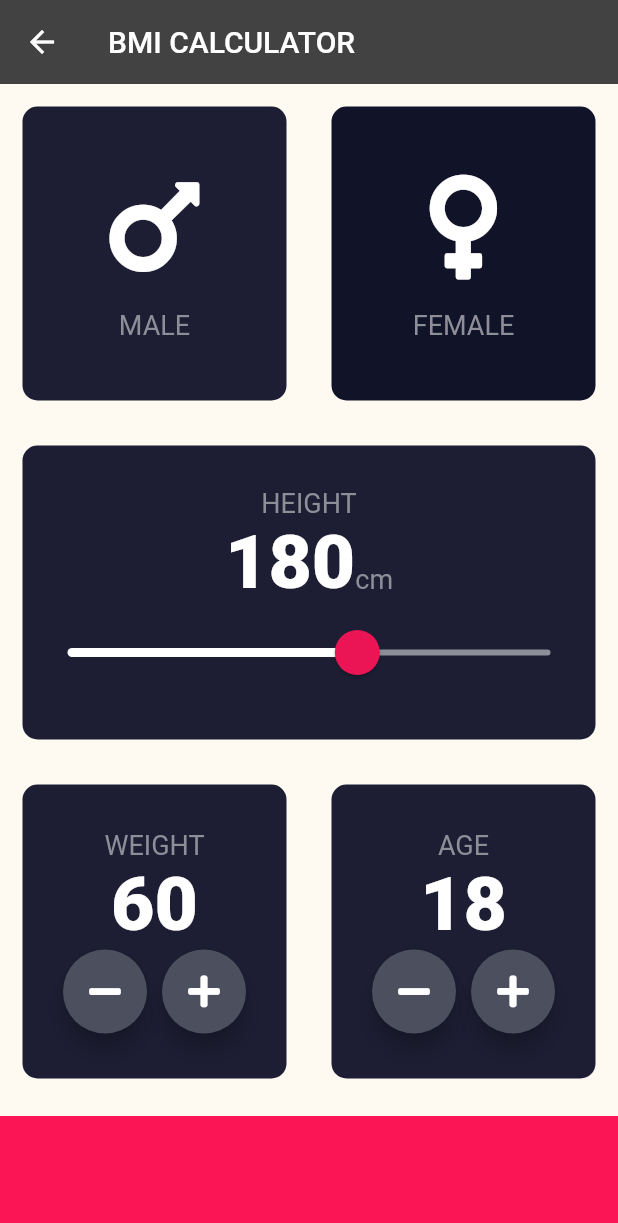
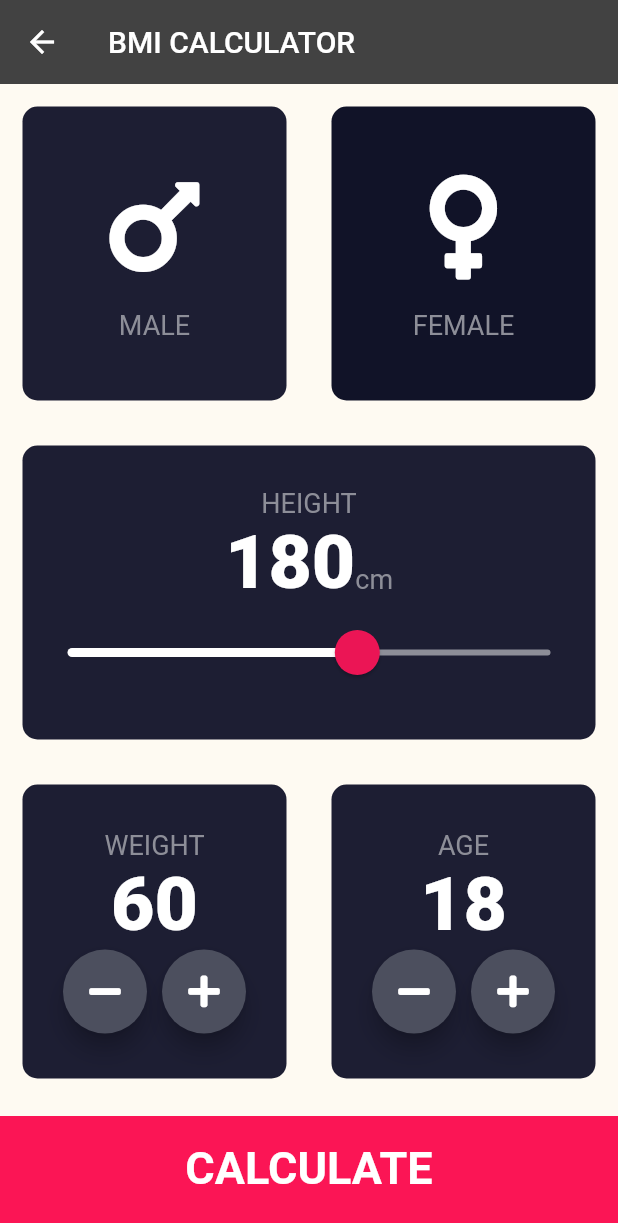
Before and after one commit to Mum1111/flutter_learn, a Flutter app: the Bmi screen opened by its route, on a phone screen of 412 x 824 dp. Shown: the top 1223 px of the screen. Run offline on Flutter 3.47's test engine with Material 2 defaults, Android fonts, the light colour scheme and no system bars; our stand-ins replace audioplayers, font_awesome_flutter, rflutter_alert.

Commit message:
feat: 完成bmi计算器的开发

```diff
--- a/lib/constant/constant.dart
+++ b/lib/constant/constant.dart
@@ -7,3 +7,9 @@ const bottomContainerColor = Color(0xFFFB1555);
 
 const labelTextStyle = TextStyle(fontSize: 18.0, color: Color(0xff8d8e98));
 const numberTextStyle = TextStyle(fontSize: 50.0, fontWeight: FontWeight.w900);
+const buttonTextStyle = TextStyle(fontSize: 30.0, fontWeight: FontWeight.bold);
+const titleTextStyle = TextStyle(fontSize: 50.0, fontWeight: FontWeight.bold);
+const resultTextStyle = TextStyle(
+    color: Color(0xff24d876), fontSize: 50.0, fontWeight: FontWeight.bold);
+const scoreTextStyle = TextStyle(fontSize: 100.0, fontWeight: FontWeight.bold);
+const introTextStyle = TextStyle(fontSize: 18.0);
--- a/lib/pages/bmi.dart
+++ b/lib/pages/bmi.dart
@@ -1,9 +1,13 @@
 import 'package:flutter/material.dart';
 import 'package:flutter_learn/constant/constant.dart';
+import 'package:flutter_learn/pages/bmi_detail.dart';
+import 'package:flutter_learn/utils/calculator_brain.dart';
 import 'package:flutter_learn/widget/icon_content.dart';
 import 'package:font_awesome_flutter/font_awesome_flutter.dart';
 
+import '../widget/bottom_button.dart';
 import '../widget/reusable_card.dart';
+import '../widget/round_icon_button.dart';
 
 enum Gender { male, female }
 
@@ -198,37 +202,22 @@ class _BmiState extends State<Bmi> {
               ],
             ),
           ),
-          Container(
-            color: const Color(0xFFFB1555),
-            margin: const EdgeInsets.only(top: 10.0),
-            width: double.infinity,
-            height: bottomContainerHeight,
-          )
+          BottomButton(
+              buttonText: 'CALCULATE',
+              onTap: () {
+                CalculatorBrain cal =
+                    CalculatorBrain(height: height, weight: weight);
+                // "bmi_detail": (context) => const BmiDetail(bmi: '',),
+                Navigator.push(
+                    context,
+                    MaterialPageRoute(
+                        builder: (context) => BmiDetail(
+                            bmi: cal.calculateBMI(),
+                            bmiResult: cal.getResult(),
+                            bmiResultIntro: cal.getResultIntro())));
+              })
         ],
       ),
     );
   }
 }
-
-class RoundIconButton extends StatelessWidget {
-  const RoundIconButton(
-      {super.key, required this.icon, required this.onPressed});
-
-  final IconData icon;
-  final VoidCallback onPressed;
-
-  @override
-  Widget build(BuildContext context) {
-    return RawMaterialButton(
-      onPressed: onPressed,
-      shape: const CircleBorder(),
-      fillColor: const Color(0xff4c4f5e),
-      elevation: 6.0,
-      constraints: const BoxConstraints.tightFor(
-        width: 56.0,
-        height: 56.0,
-      ),
-      child: Icon(icon),
-    );
-  }
-}
--- /dev/null
+++ b/lib/widget/bottom_button.dart
@@ -0,0 +1,32 @@
+import 'package:flutter/material.dart';
+
+import '../constant/constant.dart';
+
+class BottomButton extends StatelessWidget {
+  const BottomButton(
+      {super.key, required this.buttonText, required this.onTap});
+
+  final String buttonText;
+  final VoidCallback onTap;
+
+  @override
+  Widget build(BuildContext context) {
+    return GestureDetector(
+      onTap: onTap,
+      child: Container(
+        color: const Color(0xFFFB1555),
+        margin: const EdgeInsets.only(top: 10.0),
+        width: double.infinity,
+        height: bottomContainerHeight,
+        child: Padding(
+          padding: const EdgeInsets.only(bottom: 10.0),
+          child: Center(
+              child: Text(
+            buttonText,
+            style: buttonTextStyle,
+          )),
+        ),
+      ),
+    );
+  }
+}
--- /dev/null
+++ b/lib/widget/round_icon_button.dart
@@ -0,0 +1,24 @@
+import 'package:flutter/material.dart';
+
+class RoundIconButton extends StatelessWidget {
+  const RoundIconButton(
+      {super.key, required this.icon, required this.onPressed});
+
+  final IconData icon;
+  final VoidCallback onPressed;
+
+  @override
+  Widget build(BuildContext context) {
+    return RawMaterialButton(
+      onPressed: onPressed,
+      shape: const CircleBorder(),
+      fillColor: const Color(0xff4c4f5e),
+      elevation: 6.0,
+      constraints: const BoxConstraints.tightFor(
+        width: 56.0,
+        height: 56.0,
+      ),
+      child: Icon(icon),
+    );
+  }
+}
```
Also changed, not shown: lib/pages/bmi_detail.dart (added, +72 -0 lines), lib/utils/calculator_brain.dart (added, +36 -0 lines), 41 other files.
